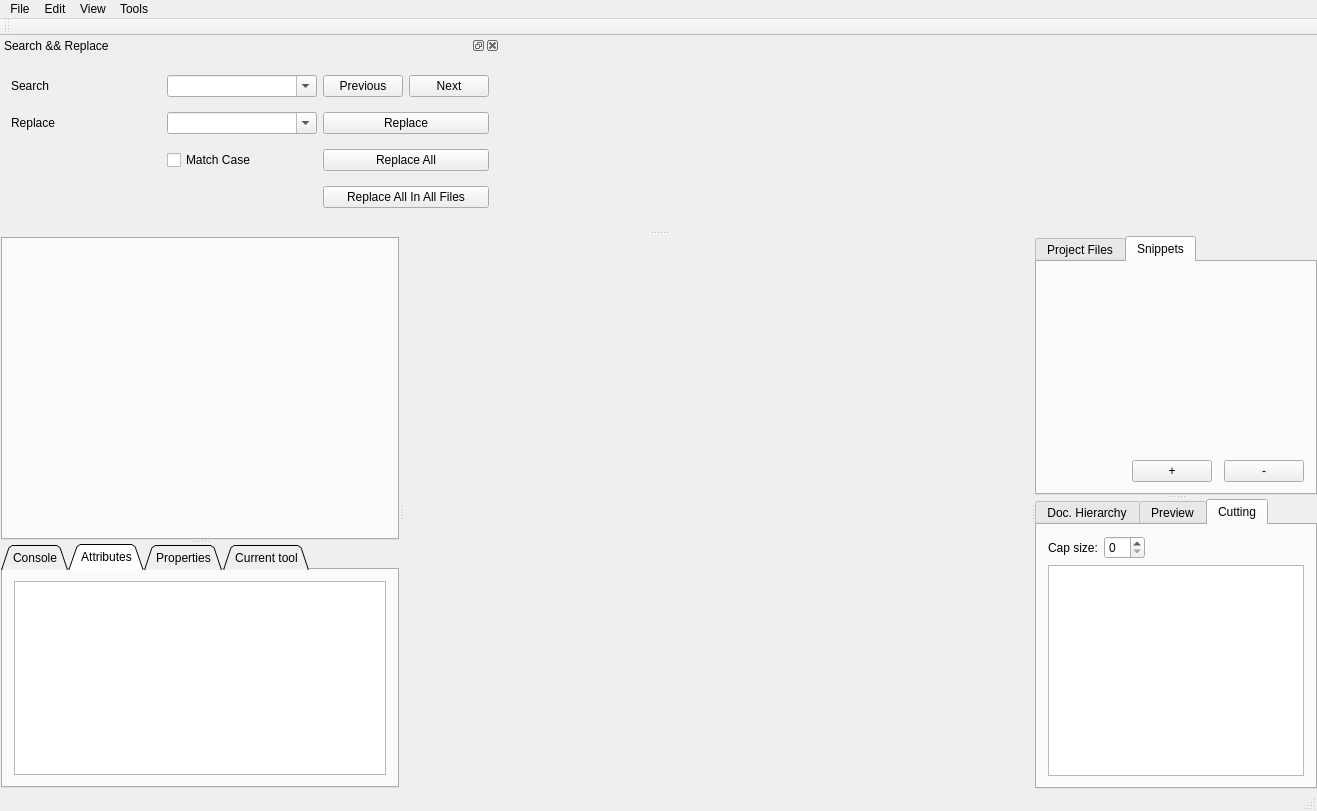
Old version of the form ui/rockete.ui in the repository ppiecuch/Rockete.
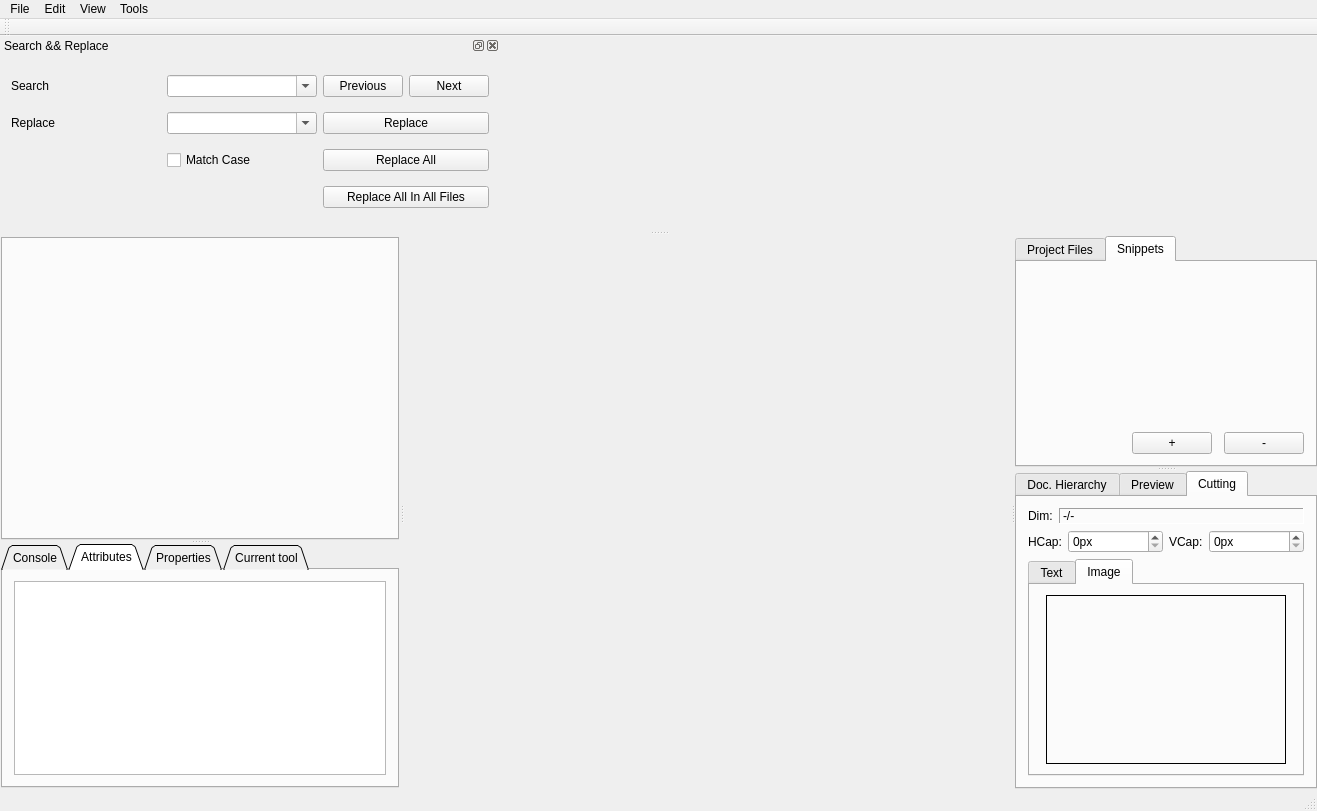
New version of the form. Icons and pictures are not drawn. Custom widgets are drawn as their Qt base class.

Commit message: cutting image option

```diff
--- a/ui/rockete.ui
+++ b/ui/rockete.ui
@@ -415,31 +415,147 @@
          </attribute>
          <layout class="QGridLayout" name="gridLayout_7">
           <item row="0" column="0">
-           <widget class="QLabel" name="label_3">
-            <property name="text">
-             <string>Cap size:</string>
+           <layout class="QHBoxLayout" name="horizontalLayout_5">
+            <item>
+             <widget class="QLabel" name="labelCuttingDimLabel">
+              <property name="sizePolicy">
+               <sizepolicy hsizetype="Maximum" vsizetype="Preferred">
+                <horstretch>0</horstretch>
+                <verstretch>0</verstretch>
+               </sizepolicy>
+              </property>
+              <property name="text">
+               <string>Dim:</string>
+              </property>
+             </widget>
+            </item>
+            <item>
+             <widget class="QLabel" name="labelCuttingDim">
+              <property name="font">
+               <font>
+                <weight>50</weight>
+                <italic>false</italic>
+                <bold>false</bold>
+               </font>
+              </property>
+              <property name="frameShape">
+               <enum>QFrame::Panel</enum>
+              </property>
+              <property name="frameShadow">
+               <enum>QFrame::Sunken</enum>
+              </property>
+              <property name="text">
+               <string>-/-</string>
+              </property>
+             </widget>
+            </item>
+           </layout>
+          </item>
+          <item row="1" column="0">
+           <layout class="QHBoxLayout" name="horizontalLayout_6">
+            <item>
+             <widget class="QLabel" name="labelCuttingHCapLabel">
+              <property name="sizePolicy">
+               <sizepolicy hsizetype="Maximum" vsizetype="Preferred">
+                <horstretch>0</horstretch>
+                <verstretch>0</verstretch>
+               </sizepolicy>
+              </property>
+              <property name="text">
+               <string>HCap:</string>
+              </property>
+             </widget>
+            </item>
+            <item>
+             <widget class="QSpinBox" name="spinCuttingHCap">
+              <property name="suffix">
+               <string>px</string>
+              </property>
+             </widget>
+            </item>
+            <item>
+             <widget class="QLabel" name="labelCuttingVCapLabel">
+              <property name="sizePolicy">
+               <sizepolicy hsizetype="Maximum" vsizetype="Preferred">
+                <horstretch>0</horstretch>
+                <verstretch>0</verstretch>
+               </sizepolicy>
+              </property>
+              <property name="text">
+               <string>VCap:</string>
+              </property>
+             </widget>
+            </item>
+            <item>
+             <widget class="QSpinBox" name="spinCuttingVCap">
+              <property name="suffix">
+               <string>px</string>
+              </property>
+             </widget>
+            </item>
+           </layout>
+          </item>
+          <item row="2" column="0">
+           <widget class="QTabWidget" name="tabWidgetCuttingPreview">
+            <property name="currentIndex">
+             <number>1</number>
             </property>
+            <widget class="QWidget" name="tabText">
+             <attribute name="title">
+              <string>Text</string>
+             </attribute>
+             <layout class="QGridLayout" name="gridLayout_8">
+              <property name="leftMargin">
+               <number>8</number>
+              </property>
+              <property name="topMargin">
+               <number>4</number>
+              </property>
+              <property name="rightMargin">
+               <number>8</number>
+              </property>
+              <property name="bottomMargin">
+               <number>6</number>
+              </property>
+              <item row="0" column="0">
+               <widget class="QTextBrowser" name="cuttingLog"/>
+              </item>
+             </layout>
+            </widget>
+            <widget class="QWidget" name="tabImage">
+             <attribute name="title">
+              <string>Image</string>
+             </attribute>
+             <layout class="QGridLayout" name="gridLayout_9">
+              <property name="leftMargin">
+               <number>16</number>
+              </property>
+              <property name="topMargin">
+               <number>10</number>
+              </property>
+              <property name="rightMargin">
+               <number>16</number>
+              </property>
+              <property name="bottomMargin">
+               <number>10</number>
+              </property>
+              <item row="0" column="0">
+               <widget class="QLabel" name="labelCuttingPreview">
+                <property name="frameShape">
+                 <enum>QFrame::Box</enum>
+                </property>
+                <property name="frameShadow">
+                 <enum>QFrame::Plain</enum>
+                </property>
+                <property name="text">
+                 <string/>
+                </property>
+               </widget>
+              </item>
+             </layout>
+            </widget>
            </widget>
           </item>
-          <item row="0" column="1">
-           <widget class="QSpinBox" name="spinBox"/>
-          </item>
-          <item row="0" column="2">
-           <spacer name="horizontalSpacer">
-            <property name="orientation">
-             <enum>Qt::Horizontal</enum>
-            </property>
-            <property name="sizeHint" stdset="0">
-             <size>
-              <width>120</width>
-              <height>20</height>
-             </size>
-            </property>
-           </spacer>
-          </item>
-          <item row="1" column="0" colspan="3">
-           <widget class="QTextBrowser" name="textBrowser"/>
-          </item>
          </layout>
         </widget>
        </widget>
```
Left out of the diff: 8 changed lines with no effect on the pictures. The commit also changes 2 other files.
